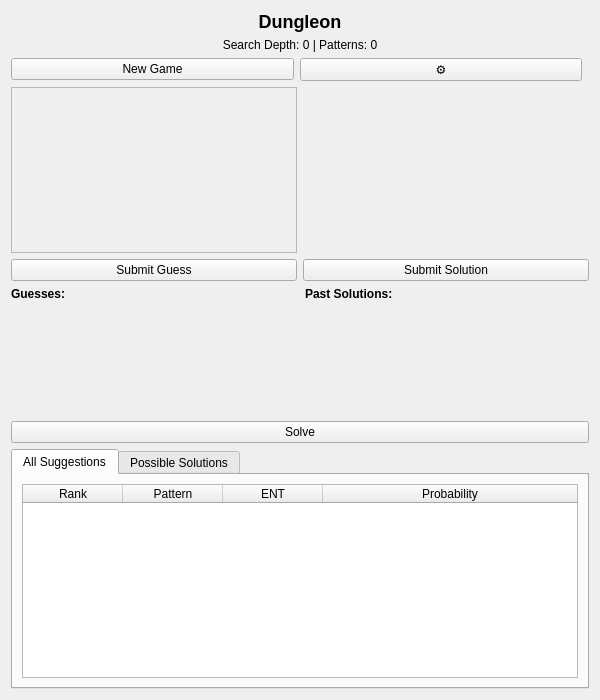
Above: src/gui/DungleonWidget.ui from satsinush/word-games before the change. Below: the same form after it.
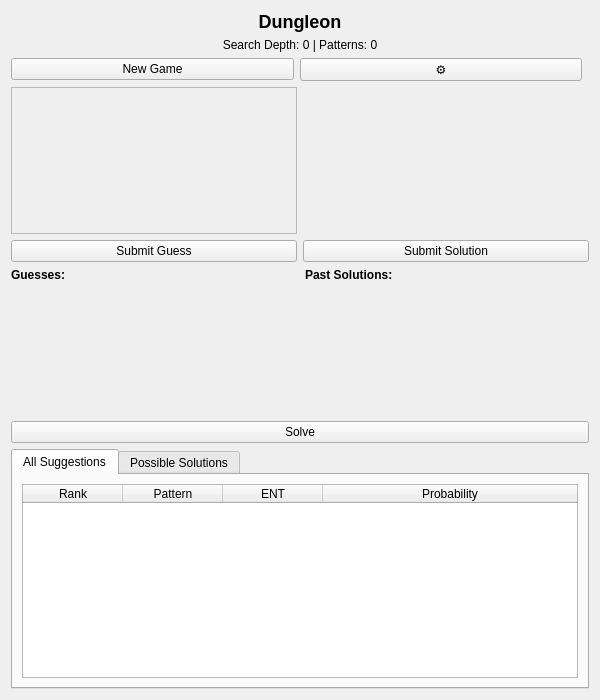
That is the form after the change.

Commit message: Fixed dungleon pattern check, reduced to 34466 possible patterns

```diff
--- a/src/gui/DungleonWidget.ui
+++ b/src/gui/DungleonWidget.ui
@@ -119,7 +119,7 @@
     <item>
      <widget class="QWidget" name="historyContainer" native="true">
       <property name="sizePolicy">
-       <sizepolicy hsizetype="Expanding" vsizetype="Fixed">
+       <sizepolicy hsizetype="Expanding" vsizetype="Expanding">
         <horstretch>0</horstretch>
         <verstretch>0</verstretch>
        </sizepolicy>
@@ -142,6 +142,12 @@
        </property>
        <item>
         <widget class="QWidget" name="patternColumn" native="true">
+   <property name="sizePolicy">
+    <sizepolicy hsizetype="Preferred" vsizetype="Expanding">
+     <horstretch>0</horstretch>
+     <verstretch>0</verstretch>
+    </sizepolicy>
+   </property>
          <layout class="QVBoxLayout" name="patternColumnLayout">
           <property name="spacing">
            <number>2</number>
@@ -189,6 +195,12 @@
        </item>
        <item>
         <widget class="QWidget" name="solutionColumn" native="true">
+   <property name="sizePolicy">
+    <sizepolicy hsizetype="Preferred" vsizetype="Expanding">
+     <horstretch>0</horstretch>
+     <verstretch>0</verstretch>
+    </sizepolicy>
+   </property>
          <layout class="QVBoxLayout" name="solutionColumnLayout">
           <property name="spacing">
            <number>2</number>
```
Left out of the diff: 4 changed lines with no effect on the pictures. Lines whose indentation alone changed are shown as unchanged. The commit also changes 2 other files.
